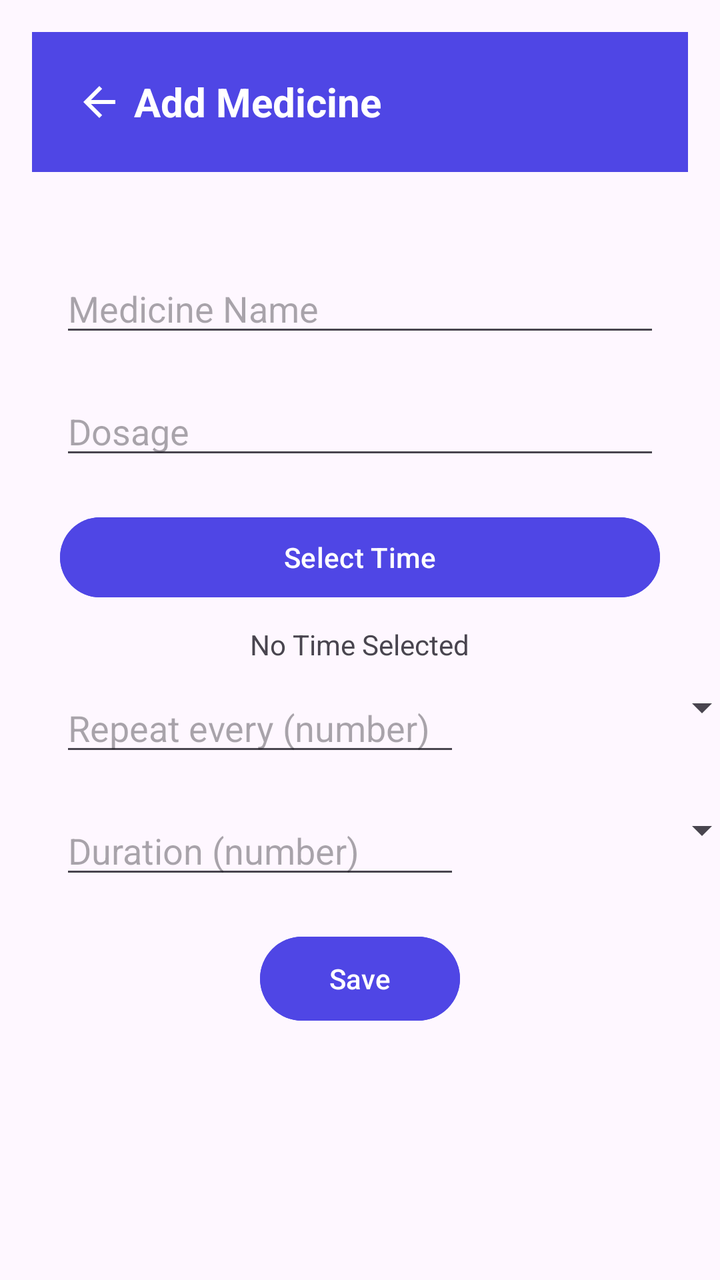
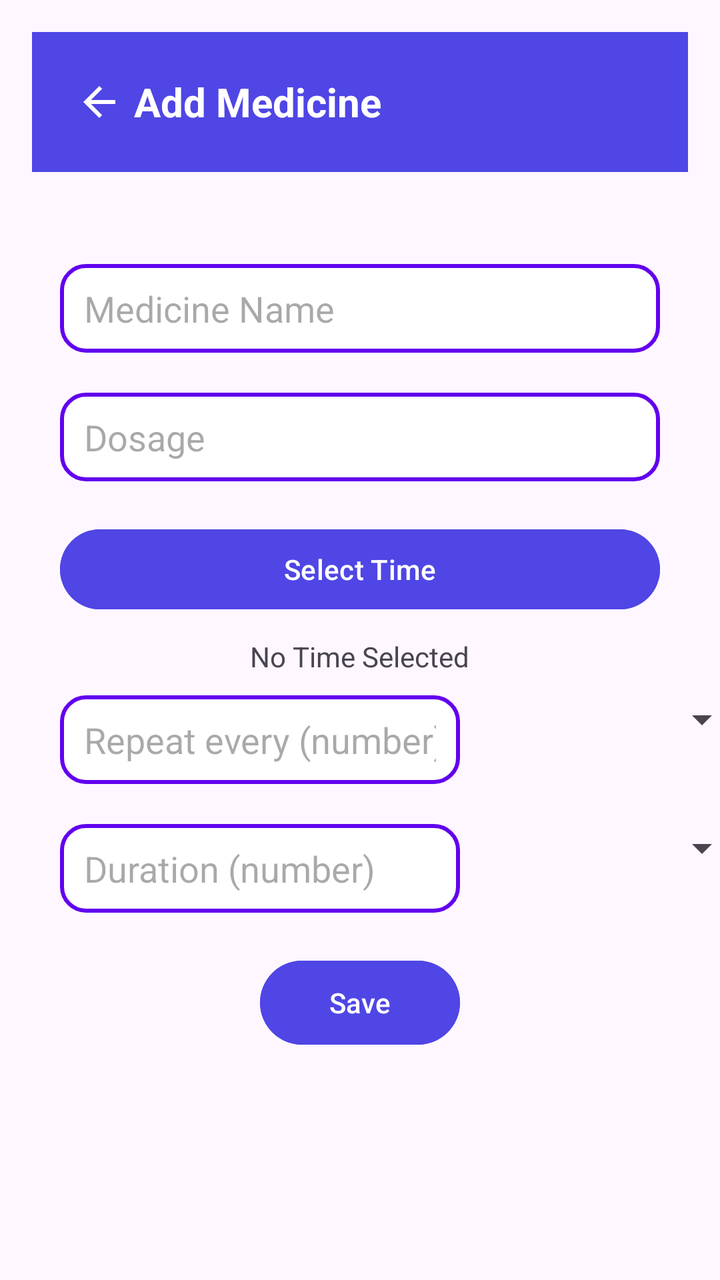

Compare the two renders of this Android layout. The source of the first and the diff that turns it into the second are given below.
<!-- AndroidManifest.xml: application theme Theme.MediTrack -->
<!-- res/layout/activity_add_medicine.xml -->
<?xml version="1.0" encoding="utf-8"?>
<LinearLayout xmlns:android="http://schemas.android.com/apk/res/android"
    android:orientation="vertical"
    android:layout_width="match_parent"
    android:layout_height="match_parent">

    <LinearLayout
        android:layout_width="match_parent"
        android:layout_height="70dp"
        android:layout_margin="16dp"
        android:background="#4F46E5"
        android:padding="16dp"
        android:gravity="center_vertical"
        android:orientation="horizontal">

        <ImageButton
            android:layout_width="35dp"
            android:layout_height="35dp"
            android:src="@drawable/back"
            android:id="@+id/backBtn"
            android:tint="#FFFFFF"
            android:background="@null"
            android:contentDescription="Back"/>

        <TextView
            android:layout_width="0dp"
            android:layout_height="wrap_content"
            android:layout_weight="1"
            android:text="Add Medicine"
            android:textColor="#FFFFFF"
            android:textSize="20sp"
            android:textStyle="bold"/>
    </LinearLayout>

    <ScrollView
        android:layout_width="match_parent"
        android:layout_height="match_parent">

        <LinearLayout
            android:layout_width="match_parent"
            android:layout_height="wrap_content"
            android:orientation="vertical"
            android:padding="20dp">

            <EditText
                android:layout_width="match_parent"
                android:layout_height="wrap_content"
                android:id="@+id/medicationNameText"
                android:hint="Medicine Name"
                android:layout_margin="10dp"/>

            <EditText
                android:layout_width="match_parent"
                android:layout_height="wrap_content"
                android:id="@+id/dosageText"
                android:hint="Dosage"
                android:layout_margin="10dp"/>

            <Button
                android:layout_width="match_parent"
                android:layout_height="wrap_content"
                android:id="@+id/timePicker"
                android:text="Select Time"
                android:layout_margin="10dp"
                android:backgroundTint="#4F46E5"/>

            <TextView
                android:layout_width="wrap_content"
                android:layout_height="wrap_content"
                android:id="@+id/selectedTime"
                android:text="No Time Selected"
                android:layout_gravity="center"/>

            <LinearLayout
                android:layout_width="match_parent"
                android:layout_height="wrap_content"
                android:orientation="horizontal">

                <EditText
                    android:layout_width="200dp"
                    android:layout_height="wrap_content"
                    android:id="@+id/intervalText"
                    android:hint="Repeat every (number)"
                    android:inputType="number"
                    android:layout_margin="10dp"/>

                <Spinner
                    android:layout_width="125dp"
                    android:layout_height="wrap_content"
                    android:id="@+id/spinnerInterval"
                    android:layout_margin="10dp"/>

            </LinearLayout>

            <LinearLayout
                android:layout_width="match_parent"
                android:layout_height="wrap_content"
                android:orientation="horizontal">

                <EditText
                    android:layout_width="200dp"
                    android:layout_height="wrap_content"
                    android:id="@+id/durationText"
                    android:hint="Duration (number)"
                    android:inputType="number"
                    android:layout_margin="10dp"/>

                <Spinner
                    android:layout_width="125dp"
                    android:layout_height="wrap_content"
                    android:id="@+id/spinnerDuration"
                    android:layout_margin="10dp"/>

            </LinearLayout>

            <Button
                android:layout_width="100dp"
                android:layout_height="50dp"
                android:id="@+id/saveBtn"
                android:text="Save"
                android:layout_margin="10dp"
                android:layout_gravity="center"
                android:backgroundTint="#4F46E5"/>

        </LinearLayout>

    </ScrollView>

</LinearLayout>
<!-- resources referenced by this layout -->
<resources>
  <!-- drawable back (drawable) -->
  <vector xmlns:android="http://schemas.android.com/apk/res/android" android:autoMirrored="true" android:height="24dp" android:tint="#000000" android:viewportHeight="24" android:viewportWidth="24" android:width="24dp">
        
      <path android:fillColor="@android:color/white" android:pathData="M20,11H7.83l5.59,-5.59L12,4l-8,8 8,8 1.41,-1.41L7.83,13H20v-2z"/>
      
  </vector>
  <style name="Theme.MediTrack" parent="Base.Theme.MediTrack" />
  <style name="Base.Theme.MediTrack" parent="Theme.Material3.DayNight.NoActionBar">
          
          
      </style>
</resources>

<!-- the commit's change to res/layout/activity_add_medicine.xml (unified diff, before → after) -->
@@ -47,14 +47,16 @@
                 android:layout_height="wrap_content"
                 android:id="@+id/medicationNameText"
                 android:hint="Medicine Name"
-                android:layout_margin="10dp"/>
+                android:layout_margin="10dp"
+                android:background="@drawable/edittext_bg"/>
 
             <EditText
                 android:layout_width="match_parent"
                 android:layout_height="wrap_content"
                 android:id="@+id/dosageText"
                 android:hint="Dosage"
-                android:layout_margin="10dp"/>
+                android:layout_margin="10dp"
+                android:background="@drawable/edittext_bg"/>
 
             <Button
                 android:layout_width="match_parent"
@@ -82,7 +84,8 @@
                     android:id="@+id/intervalText"
                     android:hint="Repeat every (number)"
                     android:inputType="number"
-                    android:layout_margin="10dp"/>
+                    android:layout_margin="10dp"
+                    android:background="@drawable/edittext_bg"/>
 
                 <Spinner
                     android:layout_width="125dp"
@@ -103,7 +106,8 @@
                     android:id="@+id/durationText"
                     android:hint="Duration (number)"
                     android:inputType="number"
-                    android:layout_margin="10dp"/>
+                    android:layout_margin="10dp"
+                    android:background="@drawable/edittext_bg"/>
 
                 <Spinner
                     android:layout_width="125dp"
<!-- resource entries referenced after the edit -->
@@ -6,6 +6,25 @@
       <path android:fillColor="@android:color/white" android:pathData="M20,11H7.83l5.59,-5.59L12,4l-8,8 8,8 1.41,-1.41L7.83,13H20v-2z"/>
       
   </vector>
+  <!-- drawable edittext_bg (drawable) -->
+  <?xml version="1.0" encoding="utf-8"?>
+  <shape xmlns:android="http://schemas.android.com/apk/res/android">
+  
+      <solid android:color="#FFFFFF"/>
+  
+      <stroke
+          android:width="2dp"
+          android:color="#6200EE"/>
+  
+      <corners android:radius="12dp"/>
+  
+      <padding
+          android:left="12dp"
+          android:right="12dp"
+          android:top="10dp"
+          android:bottom="10dp"/>
+  
+  </shape>
   <style name="Theme.MediTrack" parent="Base.Theme.MediTrack" />
   <style name="Base.Theme.MediTrack" parent="Theme.Material3.DayNight.NoActionBar">
           
